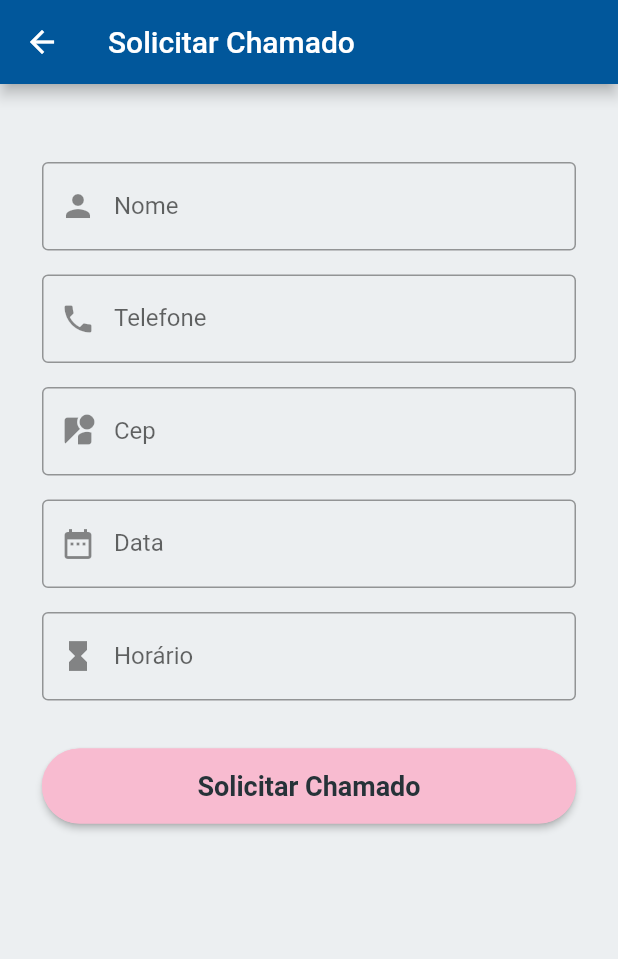
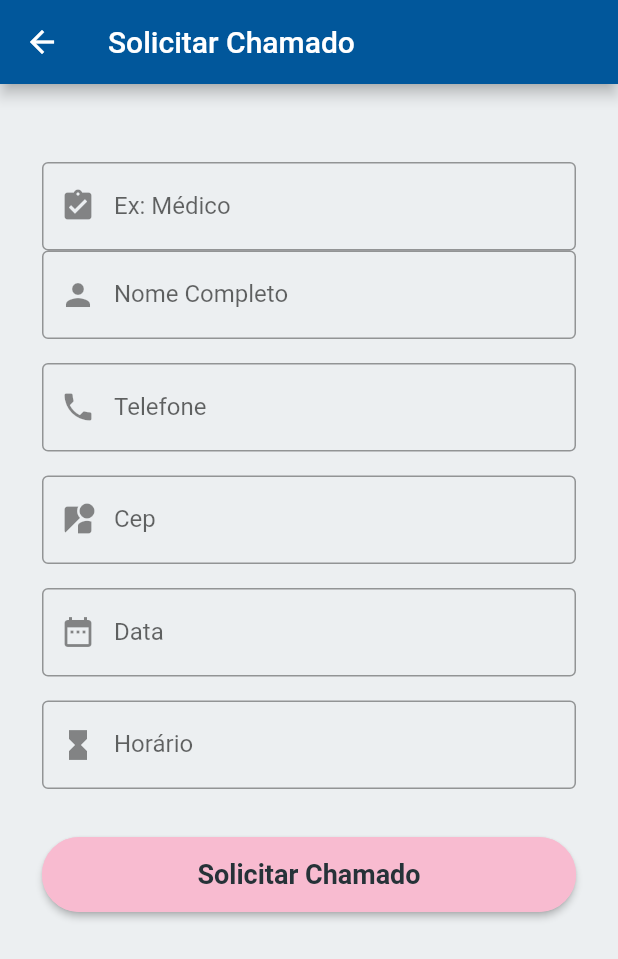
Before and after one commit to gabihtoledo0/inser-deaf, a Flutter app: the ChamadoPageUserCard screen opened directly, on a phone screen of 412 x 824 dp. Shown: the top 959 px of the screen. Run offline on Flutter 3.47's test engine with Material 2 defaults, Android fonts, the phone set to English and light mode, and no system bars; our stand-ins replace mask_text_input_formatter, sqflite; accounts and stored records are empty.

Commit message:
adicionado tabela do banco de dados

```diff
--- a/lib/data/dao/userCard_dao.dart
+++ b/lib/data/dao/userCard_dao.dart
@@ -4,8 +4,9 @@ import 'package:Inserdeaf/data/database-helper.dart';
 
 class UserCardDao {
   static const String tableSql =
-      'CREATE TABLE $_tableUserCard($_id INTEGER PRIMARY KEY AUTOINCREMENT NOT NULL, $_nome varchar(100), $_telefone varchar(14) $_horario varchar(10) not null, $_data Date not null, $_cep varchar(9) not null;';
+      'CREATE TABLE $_tableUserCard($_id INTEGER PRIMARY KEY AUTOINCREMENT NOT NULL, $_nome varchar(100), $_titulo varchar(100), $_telefone varchar(14) $_horario varchar(10) not null, $_data Date not null, $_cep varchar(9) not null;';
   static const String _tableUserCard = 'UserCard';
+  static const String _titulo = 'titulo';
   static const String _nome = 'nome';
   static const String _telefone = 'telefone';
   static const String _id = 'id';
@@ -41,7 +42,7 @@ class UserCardDao {
     final Database db = await getDatabase();
     List<Map> maps = await db.query(
       _tableUserCard,
-      columns: [_id, _nome, _telefone, _horario, _data, _cep],
+      columns: [_id, _titulo, _nome, _telefone, _horario, _data, _cep],
       where: "$_id = ?",
       whereArgs: [id],
     );
--- a/lib/models/userCard.dart
+++ b/lib/models/userCard.dart
@@ -1,21 +1,23 @@
 class UserCard {
   int id;
+  String titulo;
   String nome;
   String telefone;
   String horario;
   DateTime data;
   String cep;
 
-  UserCard(
-      this.id, this.nome, this.telefone, this.horario, this.data, this.cep);
+  UserCard(this.id, this.titulo, this.nome, this.telefone, this.horario,
+      this.data, this.cep);
 
   @override
   String toString() {
-    return 'UserCard{id: $id, nome: $nome, telefone: $telefone, horario: $horario, data: $data, cep: $cep}';
+    return 'UserCard{id: $id, titulo: $titulo, nome: $nome, telefone: $telefone, horario: $horario, data: $data, cep: $cep}';
   }
 
   UserCard.fromJson(Map<String, dynamic> json)
       : id = json['id'],
+        titulo = json['titulo'],
         nome = json['nome'],
         telefone = json['telefone'],
         horario = json['horario'],
@@ -24,6 +26,7 @@ class UserCard {
 
   Map<String, dynamic> toJson() => {
         'id': id,
+        'titulo': titulo,
         'nome': nome,
         'telefone': telefone,
         'horario': horario,
@@ -33,7 +36,7 @@ class UserCard {
 
   Map<String, dynamic> toMap() {
     var map = new Map<String, dynamic>();
-    map['id'] = id;
+    map['titulo'] = titulo;
     map['nome'] = nome;
     map['telefone'] = telefone;
     map['horario'] = horario;
--- a/lib/pages/Chamados/CriarChamado.dart
+++ b/lib/pages/Chamados/CriarChamado.dart
@@ -1,11 +1,10 @@
 import 'package:Inserdeaf/data/dao/userCard_dao.dart';
 import 'package:Inserdeaf/models/userCard.dart';
+import 'package:Inserdeaf/pages/HomePage/HomepageInter.dart';
 import 'package:Inserdeaf/pages/register/registerDeaf.dart';
 import 'package:flutter/material.dart';
 import 'package:flutter/rendering.dart';
 import 'package:mask_text_input_formatter/mask_text_input_formatter.dart';
-
-import '../primaryScreen.dart';
 
 UserCardDao userCardDao = UserCardDao();
 
@@ -18,6 +17,7 @@ class ChamadoPageUserCard extends StatefulWidget {
 
 class _ChamadoPageUserCardState extends State<ChamadoPageUserCard> {
   final _formKey = GlobalKey<FormState>();
+  final TextEditingController _tituloController = TextEditingController();
   final TextEditingController _nomeController = TextEditingController();
   final TextEditingController _telefoneController = TextEditingController();
   final TextEditingController _horarioController = TextEditingController();
@@ -34,7 +34,6 @@ class _ChamadoPageUserCardState extends State<ChamadoPageUserCard> {
 
   @override
   Widget build(BuildContext context) {
-    // TODO: implement build
     return Scaffold(
         backgroundColor: Colors.blueGrey[50],
         appBar: AppBar(
@@ -48,9 +47,18 @@ class _ChamadoPageUserCardState extends State<ChamadoPageUserCard> {
                 height: 24.0,
               ),
               TextFormField(
+                controller: _tituloController,
+                decoration: InputDecoration(
+                  labelText: "Ex: Médico",
+                  border: OutlineInputBorder(),
+                  prefixIcon: Icon(Icons.assignment_turned_in),
+                ),
+                keyboardType: TextInputType.text,
+              ),
+              TextFormField(
                 controller: _nomeController,
                 decoration: InputDecoration(
-                  labelText: "Nome",
+                  labelText: "Nome Completo",
                   border: OutlineInputBorder(),
                   prefixIcon: Icon(Icons.person),
                 ),
@@ -134,17 +142,47 @@ class _ChamadoPageUserCardState extends State<ChamadoPageUserCard> {
   }
 
   void register() async {
+    final String titulo = _tituloController.text;
     final String nome = _nomeController.text;
     final String telefone = _telefoneController.text;
     final String cep = _cepController.text;
     final DateTime data = DateTime.parse(_dataController.text);
     final String horario = _horarioController.text;
 
-    var c = UserCard(1, nome, telefone, horario, data, cep);
-    int inter = await userCardDao.insert(c);
+    var c = UserCard(1, titulo, nome, telefone, horario, data, cep);
+    int userCard = await userCardDao.insert(c);
 
-    if (inter != null) {
+    if (userCard != null) {
       print("Chamado solicitado!");
+      showSucessDialog(context);
     }
   }
 }
+
+showSucessDialog(BuildContext context) {
+  // configura o button
+  Widget loginButton = FlatButton(
+    child: Text("OK"),
+    onPressed: () {
+      Navigator.push(
+          context,
+          MaterialPageRoute(
+            builder: (context) => HomePageInter(),
+          ));
+    },
+  );
+  // configura o  AlertDialog
+  AlertDialog alerta = AlertDialog(
+    title: Text("Chamado cadastrado com sucesso"),
+    actions: [
+      loginButton,
+    ],
+  );
+  // exibe o dialog
+  showDialog(
+    context: context,
+    builder: (BuildContext context) {
+      return alerta;
+    },
+  );
+}
--- a/lib/pages/HomePage/HomepageUser.dart
+++ b/lib/pages/HomePage/HomepageUser.dart
@@ -1,4 +1,3 @@
-import 'dart:js';
 import 'package:Inserdeaf/models/interpreter.dart';
 import 'package:Inserdeaf/pages/Chamados/CriarChamado.dart';
 import 'package:flutter/material.dart';
```
Also changed, not shown: lib/pages/register/registerDeaf.dart (+0 -80 lines), pubspec.lock.
